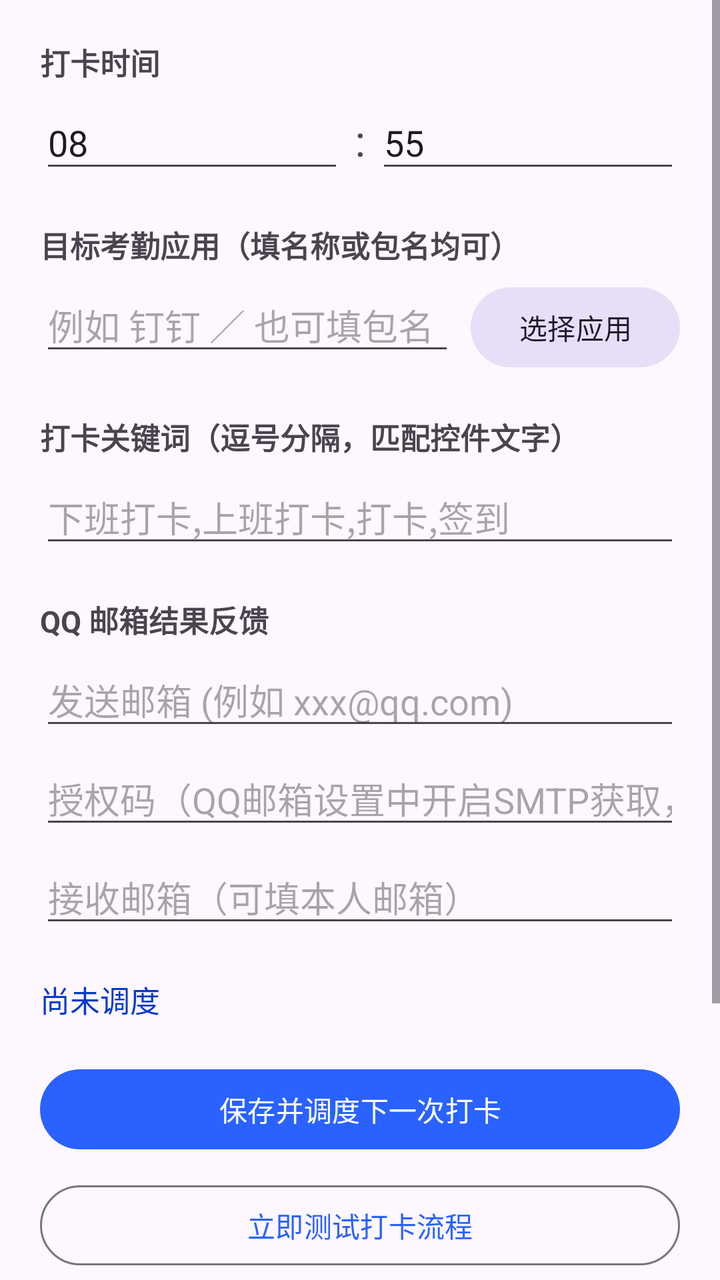
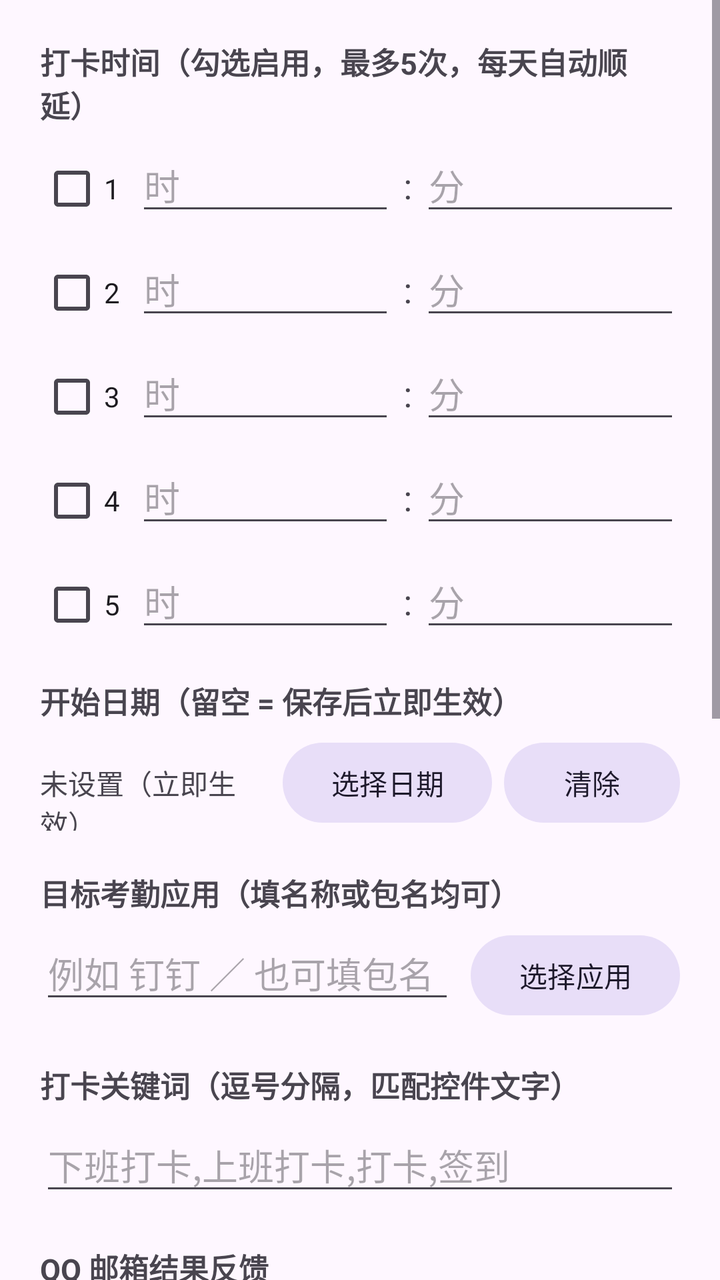

The first picture is an Android layout as it rendered before a commit; the second is the same layout after the commit. The layout source and the unified diff follow.
<!-- AndroidManifest.xml: application theme Theme.AutoPunch -->
<!-- res/layout/activity_main.xml -->
<?xml version="1.0" encoding="utf-8"?>
<ScrollView xmlns:android="http://schemas.android.com/apk/res/android"
    xmlns:app="http://schemas.android.com/apk/res-auto"
    android:layout_width="match_parent"
    android:layout_height="match_parent"
    android:fillViewport="true">

    <LinearLayout
        android:layout_width="match_parent"
        android:layout_height="wrap_content"
        android:orientation="vertical"
        android:padding="20dp">

        <TextView
            android:layout_width="wrap_content"
            android:layout_height="wrap_content"
            android:text="打卡时间"
            android:textStyle="bold"
            android:textSize="15sp" />

        <LinearLayout
            android:layout_width="match_parent"
            android:layout_height="wrap_content"
            android:orientation="horizontal"
            android:layout_marginTop="6dp">

            <EditText
                android:id="@+id/etHour"
                android:layout_width="0dp"
                android:layout_weight="1"
                android:layout_height="wrap_content"
                android:inputType="number"
                android:maxLength="2"
                android:hint="时"
                android:text="08" />

            <TextView
                android:layout_width="wrap_content"
                android:layout_height="wrap_content"
                android:text=" : "
                android:textSize="22sp"
                android:gravity="center_vertical" />

            <EditText
                android:id="@+id/etMinute"
                android:layout_width="0dp"
                android:layout_weight="1"
                android:layout_height="wrap_content"
                android:inputType="number"
                android:maxLength="2"
                android:hint="分"
                android:text="55" />
        </LinearLayout>

        <TextView
            android:layout_width="wrap_content"
            android:layout_height="wrap_content"
            android:layout_marginTop="20dp"
            android:text="目标考勤应用（填名称或包名均可）"
            android:textStyle="bold"
            android:textSize="15sp" />

        <LinearLayout
            android:layout_width="match_parent"
            android:layout_height="wrap_content"
            android:layout_marginTop="6dp"
            android:orientation="horizontal">

            <EditText
                android:id="@+id/etPackage"
                android:layout_width="0dp"
                android:layout_weight="1"
                android:layout_height="wrap_content"
                android:hint="例如 钉钉 ／ 也可填包名"
                android:inputType="text" />

            <Space
                android:layout_width="8dp"
                android:layout_height="1dp" />

            <com.google.android.material.button.MaterialButton
                android:id="@+id/btnPickApp"
                style="@style/Widget.Material3.Button.TonalButton"
                android:layout_width="wrap_content"
                android:layout_height="wrap_content"
                android:text="选择应用" />
        </LinearLayout>

        <TextView
            android:layout_width="wrap_content"
            android:layout_height="wrap_content"
            android:layout_marginTop="20dp"
            android:text="打卡关键词（逗号分隔，匹配控件文字）"
            android:textStyle="bold"
            android:textSize="15sp" />

        <EditText
            android:id="@+id/etKeywords"
            android:layout_width="match_parent"
            android:layout_height="wrap_content"
            android:layout_marginTop="6dp"
            android:hint="下班打卡,上班打卡,打卡,签到"
            android:inputType="text" />

        <TextView
            android:layout_width="wrap_content"
            android:layout_height="wrap_content"
            android:layout_marginTop="20dp"
            android:text="QQ 邮箱结果反馈"
            android:textStyle="bold"
            android:textSize="15sp" />

        <EditText
            android:id="@+id/etSmtpEmail"
            android:layout_width="match_parent"
            android:layout_height="wrap_content"
            android:layout_marginTop="6dp"
            android:hint="发送邮箱 (例如 xxx@qq.com)"
            android:inputType="textEmailAddress" />

        <EditText
            android:id="@+id/etSmtpCode"
            android:layout_width="match_parent"
            android:layout_height="wrap_content"
            android:layout_marginTop="6dp"
            android:hint="授权码（QQ邮箱设置中开启SMTP获取，非登录密码）"
            android:inputType="textPassword" />

        <EditText
            android:id="@+id/etToEmail"
            android:layout_width="match_parent"
            android:layout_height="wrap_content"
            android:layout_marginTop="6dp"
            android:hint="接收邮箱（可填本人邮箱）"
            android:inputType="textEmailAddress" />

        <TextView
            android:id="@+id/tvNext"
            android:layout_width="match_parent"
            android:layout_height="wrap_content"
            android:layout_marginTop="20dp"
            android:text="尚未调度"
            android:textColor="@color/primary_dark"
            android:textSize="15sp" />

        <com.google.android.material.button.MaterialButton
            android:id="@+id/btnSaveSchedule"
            android:layout_width="match_parent"
            android:layout_height="wrap_content"
            android:layout_marginTop="20dp"
            android:text="保存并调度下一次打卡" />

        <com.google.android.material.button.MaterialButton
            android:id="@+id/btnTest"
            style="@style/Widget.Material3.Button.OutlinedButton"
            android:layout_width="match_parent"
            android:layout_height="wrap_content"
            android:layout_marginTop="10dp"
            android:text="立即测试打卡流程" />

        <LinearLayout
            android:layout_width="match_parent"
            android:layout_height="wrap_content"
            android:orientation="horizontal"
            android:layout_marginTop="20dp">

            <com.google.android.material.button.MaterialButton
                android:id="@+id/btnAccessibility"
                style="@style/Widget.Material3.Button.TonalButton"
                android:layout_width="0dp"
                android:layout_weight="1"
                android:layout_height="wrap_content"
                android:text="无障碍设置" />

            <Space
                android:layout_width="10dp"
                android:layout_height="1dp" />

            <com.google.android.material.button.MaterialButton
                android:id="@+id/btnBattery"
                style="@style/Widget.Material3.Button.TonalButton"
                android:layout_width="0dp"
                android:layout_weight="1"
                android:layout_height="wrap_content"
                android:text="电池白名单" />
        </LinearLayout>

        <LinearLayout
            android:layout_width="match_parent"
            android:layout_height="wrap_content"
            android:orientation="horizontal"
            android:layout_marginTop="10dp">

            <com.google.android.material.button.MaterialButton
                android:id="@+id/btnLog"
                style="@style/Widget.Material3.Button.TonalButton"
                android:layout_width="0dp"
                android:layout_weight="1"
                android:layout_height="wrap_content"
                android:text="查看运行日志" />

            <Space
                android:layout_width="10dp"
                android:layout_height="1dp" />

            <com.google.android.material.button.MaterialButton
                android:id="@+id/btnTestMail"
                style="@style/Widget.Material3.Button.TonalButton"
                android:layout_width="0dp"
                android:layout_weight="1"
                android:layout_height="wrap_content"
                android:text="测试发邮件" />
        </LinearLayout>

        <TextView
            android:id="@+id/tvStatus"
            android:layout_width="match_parent"
            android:layout_height="wrap_content"
            android:layout_marginTop="16dp"
            android:textSize="13sp"
            android:textColor="#666666" />
    </LinearLayout>
</ScrollView>
<!-- resources referenced by this layout -->
<resources>
  <color name="primary_dark">#0039CB</color>
  <style name="Theme.AutoPunch" parent="Theme.Material3.DayNight.NoActionBar">
          <item name="colorPrimary">@color/primary</item>
          <item name="colorSecondary">@color/accent</item>
      </style>
  <color name="primary">#2962FF</color>
  <color name="accent">#FF6D00</color>
</resources>

<!-- the commit's change to res/layout/activity_main.xml (unified diff, before → after) -->
@@ -14,42 +14,240 @@
         <TextView
             android:layout_width="wrap_content"
             android:layout_height="wrap_content"
-            android:text="打卡时间"
+            android:text="打卡时间（勾选启用，最多5次，每天自动顺延）"
             android:textStyle="bold"
             android:textSize="15sp" />
 
         <LinearLayout
             android:layout_width="match_parent"
             android:layout_height="wrap_content"
-            android:orientation="horizontal"
-            android:layout_marginTop="6dp">
-
-            <EditText
-                android:id="@+id/etHour"
-                android:layout_width="0dp"
-                android:layout_weight="1"
-                android:layout_height="wrap_content"
-                android:inputType="number"
-                android:maxLength="2"
-                android:hint="时"
-                android:text="08" />
+            android:layout_marginTop="6dp"
+            android:orientation="horizontal">
+
+            <CheckBox
+                android:id="@+id/cb1"
+                android:layout_width="wrap_content"
+                android:layout_height="wrap_content"
+                android:text="1" />
+
+            <EditText
+                android:id="@+id/etHour1"
+                android:layout_width="0dp"
+                android:layout_weight="1"
+                android:layout_height="wrap_content"
+                android:inputType="number"
+                android:maxLength="2"
+                android:hint="时" />
 
             <TextView
                 android:layout_width="wrap_content"
                 android:layout_height="wrap_content"
                 android:text=" : "
-                android:textSize="22sp"
+                android:textSize="18sp"
                 android:gravity="center_vertical" />
 
             <EditText
-                android:id="@+id/etMinute"
-                android:layout_width="0dp"
-                android:layout_weight="1"
-                android:layout_height="wrap_content"
-                android:inputType="number"
-                android:maxLength="2"
-                android:hint="分"
-                android:text="55" />
+                android:id="@+id/etMinute1"
+                android:layout_width="0dp"
+                android:layout_weight="1"
+                android:layout_height="wrap_content"
+                android:inputType="number"
+                android:maxLength="2"
+                android:hint="分" />
+        </LinearLayout>
+
+        <LinearLayout
+            android:layout_width="match_parent"
+            android:layout_height="wrap_content"
+            android:layout_marginTop="4dp"
+            android:orientation="horizontal">
+
+            <CheckBox
+                android:id="@+id/cb2"
+                android:layout_width="wrap_content"
+                android:layout_height="wrap_content"
+                android:text="2" />
+
+            <EditText
+                android:id="@+id/etHour2"
+                android:layout_width="0dp"
+                android:layout_weight="1"
+                android:layout_height="wrap_content"
+                android:inputType="number"
+                android:maxLength="2"
+                android:hint="时" />
+
+            <TextView
+                android:layout_width="wrap_content"
+                android:layout_height="wrap_content"
+                android:text=" : "
+                android:textSize="18sp"
+                android:gravity="center_vertical" />
+
+            <EditText
+                android:id="@+id/etMinute2"
+                android:layout_width="0dp"
+                android:layout_weight="1"
+                android:layout_height="wrap_content"
+                android:inputType="number"
+                android:maxLength="2"
+                android:hint="分" />
+        </LinearLayout>
+
+        <LinearLayout
+            android:layout_width="match_parent"
+            android:layout_height="wrap_content"
+            android:layout_marginTop="4dp"
+            android:orientation="horizontal">
+
+            <CheckBox
+                android:id="@+id/cb3"
+                android:layout_width="wrap_content"
+                android:layout_height="wrap_content"
+                android:text="3" />
+
+            <EditText
+                android:id="@+id/etHour3"
+                android:layout_width="0dp"
+                android:layout_weight="1"
+                android:layout_height="wrap_content"
+                android:inputType="number"
+                android:maxLength="2"
+                android:hint="时" />
+
+            <TextView
+                android:layout_width="wrap_content"
+                android:layout_height="wrap_content"
+                android:text=" : "
+                android:textSize="18sp"
+                android:gravity="center_vertical" />
+
+            <EditText
+                android:id="@+id/etMinute3"
+                android:layout_width="0dp"
+                android:layout_weight="1"
+                android:layout_height="wrap_content"
+                android:inputType="number"
+                android:maxLength="2"
+                android:hint="分" />
+        </LinearLayout>
+
+        <LinearLayout
+            android:layout_width="match_parent"
+            android:layout_height="wrap_content"
+            android:layout_marginTop="4dp"
+            android:orientation="horizontal">
+
+            <CheckBox
+                android:id="@+id/cb4"
+                android:layout_width="wrap_content"
+                android:layout_height="wrap_content"
+                android:text="4" />
+
+            <EditText
+                android:id="@+id/etHour4"
+                android:layout_width="0dp"
+                android:layout_weight="1"
+                android:layout_height="wrap_content"
+                android:inputType="number"
+                android:maxLength="2"
+                android:hint="时" />
+
+            <TextView
+                android:layout_width="wrap_content"
+                android:layout_height="wrap_content"
+                android:text=" : "
+                android:textSize="18sp"
+                android:gravity="center_vertical" />
+
+            <EditText
+                android:id="@+id/etMinute4"
+                android:layout_width="0dp"
+                android:layout_weight="1"
+                android:layout_height="wrap_content"
+                android:inputType="number"
+                android:maxLength="2"
+                android:hint="分" />
+        </LinearLayout>
+
+        <LinearLayout
+            android:layout_width="match_parent"
+            android:layout_height="wrap_content"
+            android:layout_marginTop="4dp"
+            android:orientation="horizontal">
+
+            <CheckBox
+                android:id="@+id/cb5"
+                android:layout_width="wrap_content"
+                android:layout_height="wrap_content"
+                android:text="5" />
+
+            <EditText
+                android:id="@+id/etHour5"
+                android:layout_width="0dp"
+                android:layout_weight="1"
+                android:layout_height="wrap_content"
+                android:inputType="number"
+                android:maxLength="2"
+                android:hint="时" />
+
+            <TextView
+                android:layout_width="wrap_content"
+                android:layout_height="wrap_content"
+                android:text=" : "
+                android:textSize="18sp"
+                android:gravity="center_vertical" />
+
+            <EditText
+                android:id="@+id/etMinute5"
+                android:layout_width="0dp"
+                android:layout_weight="1"
+                android:layout_height="wrap_content"
+                android:inputType="number"
+                android:maxLength="2"
+                android:hint="分" />
+        </LinearLayout>
+
+        <TextView
+            android:layout_width="wrap_content"
+            android:layout_height="wrap_content"
+            android:layout_marginTop="14dp"
+            android:text="开始日期（留空 = 保存后立即生效）"
+            android:textStyle="bold"
+            android:textSize="15sp" />
+
+        <LinearLayout
+            android:layout_width="match_parent"
+            android:layout_height="wrap_content"
+            android:layout_marginTop="6dp"
+            android:orientation="horizontal">
+
+            <TextView
+                android:id="@+id/tvStartDate"
+                android:layout_width="0dp"
+                android:layout_weight="1"
+                android:layout_height="wrap_content"
+                android:gravity="center_vertical"
+                android:text="未设置（立即生效）"
+                android:textSize="14sp" />
+
+            <com.google.android.material.button.MaterialButton
+                android:id="@+id/btnPickDate"
+                style="@style/Widget.Material3.Button.TonalButton"
+                android:layout_width="wrap_content"
+                android:layout_height="wrap_content"
+                android:text="选择日期" />
+
+            <Space
+                android:layout_width="6dp"
+                android:layout_height="1dp" />
+
+            <com.google.android.material.button.MaterialButton
+                android:id="@+id/btnClearDate"
+                style="@style/Widget.Material3.Button.TonalButton"
+                android:layout_width="wrap_content"
+                android:layout_height="wrap_content"
+                android:text="清除" />
         </LinearLayout>
 
         <TextView
